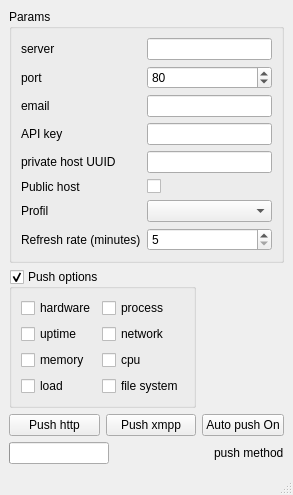
The window that src/mainwindow.ui (fredix/geekast) describes before a commit, drawn with Qt 5.
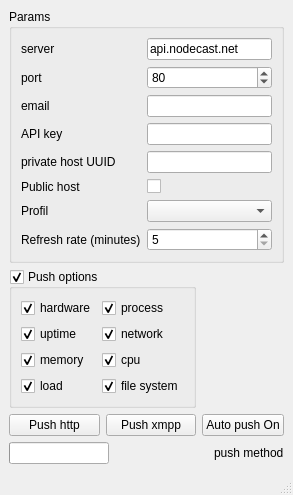
The same window after the commit.

Diff of the .ui file:
```diff
--- a/src/mainwindow.ui
+++ b/src/mainwindow.ui
@@ -7,7 +7,7 @@
     <x>0</x>
     <y>0</y>
     <width>275</width>
-    <height>460</height>
+    <height>486</height>
    </rect>
   </property>
   <property name="windowTitle">
@@ -34,7 +34,11 @@
           </widget>
          </item>
          <item row="0" column="1">
-          <widget class="QLineEdit" name="lineEdit_server"/>
+          <widget class="QLineEdit" name="lineEdit_server">
+           <property name="text">
+            <string>api.nodecast.net</string>
+           </property>
+          </widget>
          </item>
          <item row="2" column="0">
           <widget class="QLabel" name="label_login">
@@ -147,6 +151,9 @@
            <property name="text">
             <string>hardware</string>
            </property>
+           <property name="checked">
+            <bool>true</bool>
+           </property>
           </widget>
          </item>
          <item row="1" column="0">
@@ -154,6 +161,9 @@
            <property name="text">
             <string>uptime</string>
            </property>
+           <property name="checked">
+            <bool>true</bool>
+           </property>
           </widget>
          </item>
          <item row="2" column="0">
@@ -161,6 +171,9 @@
            <property name="text">
             <string>memory</string>
            </property>
+           <property name="checked">
+            <bool>true</bool>
+           </property>
           </widget>
          </item>
          <item row="3" column="0">
@@ -168,6 +181,9 @@
            <property name="text">
             <string>load</string>
            </property>
+           <property name="checked">
+            <bool>true</bool>
+           </property>
           </widget>
          </item>
          <item row="0" column="1">
@@ -175,6 +191,9 @@
            <property name="text">
             <string>process</string>
            </property>
+           <property name="checked">
+            <bool>true</bool>
+           </property>
           </widget>
          </item>
          <item row="1" column="1">
@@ -182,6 +201,9 @@
            <property name="text">
             <string>network</string>
            </property>
+           <property name="checked">
+            <bool>true</bool>
+           </property>
           </widget>
          </item>
          <item row="2" column="1">
@@ -189,6 +211,9 @@
            <property name="text">
             <string>cpu</string>
            </property>
+           <property name="checked">
+            <bool>true</bool>
+           </property>
           </widget>
          </item>
          <item row="3" column="1">
@@ -196,6 +221,9 @@
            <property name="text">
             <string>file system</string>
            </property>
+           <property name="checked">
+            <bool>true</bool>
+           </property>
           </widget>
          </item>
         </layout>
```
Left out of the diff: 3 changed lines with no effect on the pictures.
